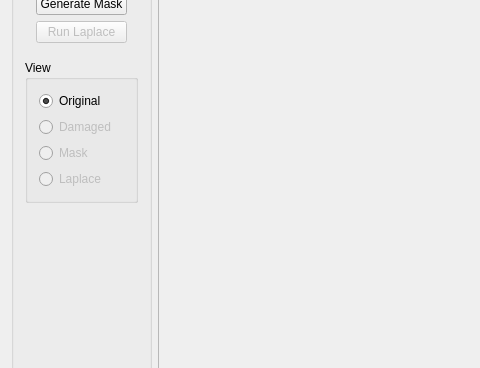
Old version of the form src/ImageViewer.ui in the repository blahova/NADR; both pictures show x 0 to 480 and y 125 to 493 of the 818 by 646 pixel window.
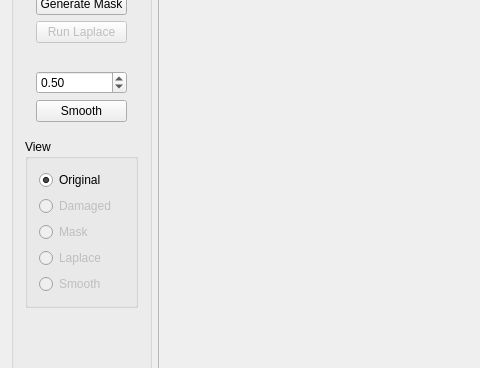
New version of the form.

Diff of the .ui file:
```diff
--- a/src/ImageViewer.ui
+++ b/src/ImageViewer.ui
@@ -54,6 +54,35 @@
          </layout>
         </widget>
        </item>
+       <item>
+        <widget class="QWidget" name="widget_2" native="true">
+         <layout class="QVBoxLayout" name="verticalLayout">
+          <item>
+           <widget class="QDoubleSpinBox" name="doubleSpinBox_smooth">
+            <property name="minimum">
+             <double>0.050000000000000</double>
+            </property>
+            <property name="maximum">
+             <double>5.000000000000000</double>
+            </property>
+            <property name="singleStep">
+             <double>0.100000000000000</double>
+            </property>
+            <property name="value">
+             <double>0.500000000000000</double>
+            </property>
+           </widget>
+          </item>
+          <item>
+           <widget class="QPushButton" name="pushButton_smooth">
+            <property name="text">
+             <string>Smooth</string>
+            </property>
+           </widget>
+          </item>
+         </layout>
+        </widget>
+       </item>
        <item>
         <widget class="QGroupBox" name="groupBoxView">
          <property name="title">
@@ -100,6 +129,16 @@
             </property>
            </widget>
           </item>
+          <item>
+           <widget class="QRadioButton" name="radioButton_smooth">
+            <property name="enabled">
+             <bool>false</bool>
+            </property>
+            <property name="text">
+             <string>Smooth</string>
+            </property>
+           </widget>
+          </item>
          </layout>
         </widget>
        </item>
```
